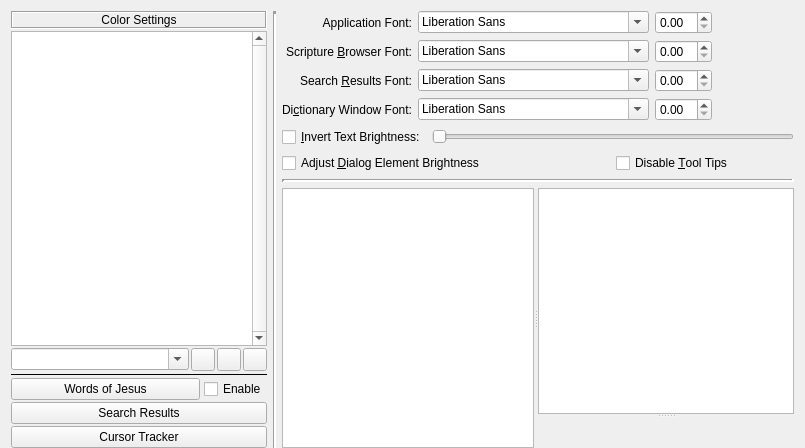
Qt form programs/KJVCanOpener/ConfigTextFormat.ui (dewhisna/KingJamesPureBibleSearch) before a commit.
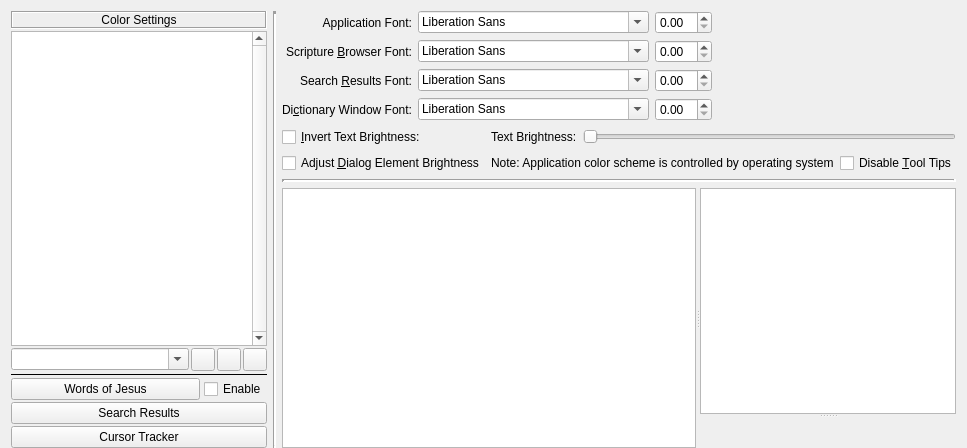
The same form after that commit. Icons and pictures are not drawn. Custom widgets are drawn as their Qt base class.

Commit message: Fix issue in CConfigTextFormat if system color scheme changes while user is editing configuration settings. Previously, the settings were getting out-of-sync because the configuration options weren't tracking the newly updated system scheme changes. Hide invert color scheme checkboxes in configuration options when the OS is controlling the settings and show a placeholder message to user instead.

Diff of the .ui file:
```diff
--- a/programs/KJVCanOpener/ConfigTextFormat.ui
+++ b/programs/KJVCanOpener/ConfigTextFormat.ui
@@ -49,7 +49,23 @@
        </property>
       </widget>
      </item>
-     <item row="0" column="1" colspan="2">
+     <item row="0" column="1">
+      <widget class="QLabel" name="lblInvertTextBrightness">
+       <property name="sizePolicy">
+        <sizepolicy hsizetype="Preferred" vsizetype="Fixed">
+         <horstretch>0</horstretch>
+         <verstretch>0</verstretch>
+        </sizepolicy>
+       </property>
+       <property name="toolTip">
+        <string>Color scheme brightness</string>
+       </property>
+       <property name="text">
+        <string>Text Brightness:</string>
+       </property>
+      </widget>
+     </item>
+     <item row="0" column="2" colspan="2">
       <widget class="QSlider" name="horzSliderTextBrigtness">
        <property name="sizePolicy">
         <sizepolicy hsizetype="Expanding" vsizetype="Fixed">
@@ -74,7 +90,7 @@
        </property>
       </widget>
      </item>
-     <item row="1" column="0" colspan="2">
+     <item row="1" column="0">
       <widget class="QCheckBox" name="checkBoxAdjustDialogElementBrightness">
        <property name="sizePolicy">
         <sizepolicy hsizetype="MinimumExpanding" vsizetype="Fixed">
@@ -90,7 +106,20 @@
        </property>
       </widget>
      </item>
-     <item row="1" column="2">
+     <item row="1" column="1" colspan="2">
+      <widget class="QLabel" name="lblAdjustDialogElementBrightness">
+       <property name="sizePolicy">
+        <sizepolicy hsizetype="MinimumExpanding" vsizetype="Fixed">
+         <horstretch>0</horstretch>
+         <verstretch>0</verstretch>
+        </sizepolicy>
+       </property>
+       <property name="text">
+        <string>Note: Application color scheme is controlled by operating system</string>
+       </property>
+      </widget>
+     </item>
+     <item row="1" column="3">
       <widget class="QCheckBox" name="checkBoxDisableToolTips">
        <property name="sizePolicy">
         <sizepolicy hsizetype="MinimumExpanding" vsizetype="Fixed">
```
The commit also changes 3 other files.
